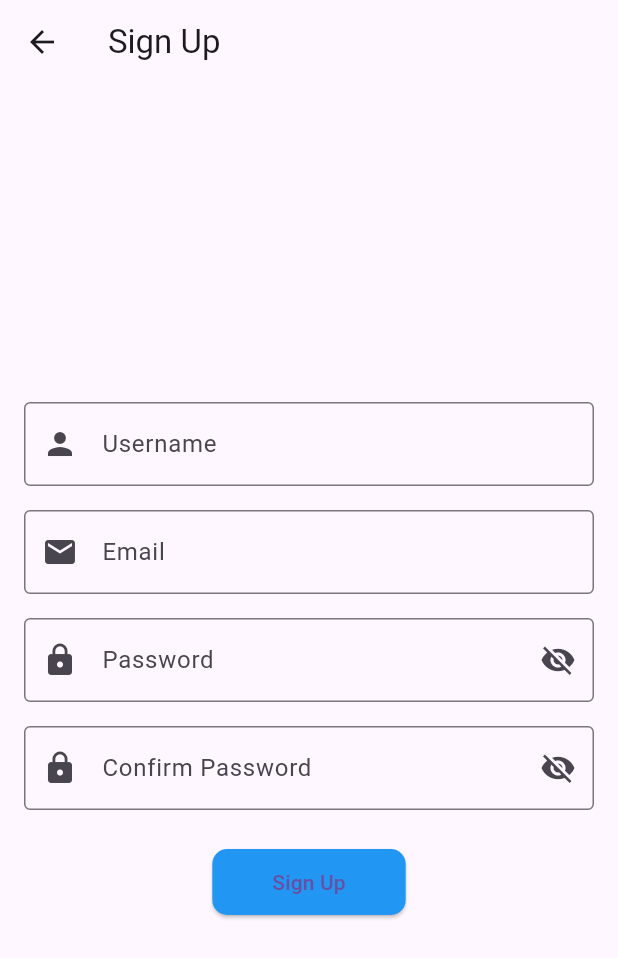
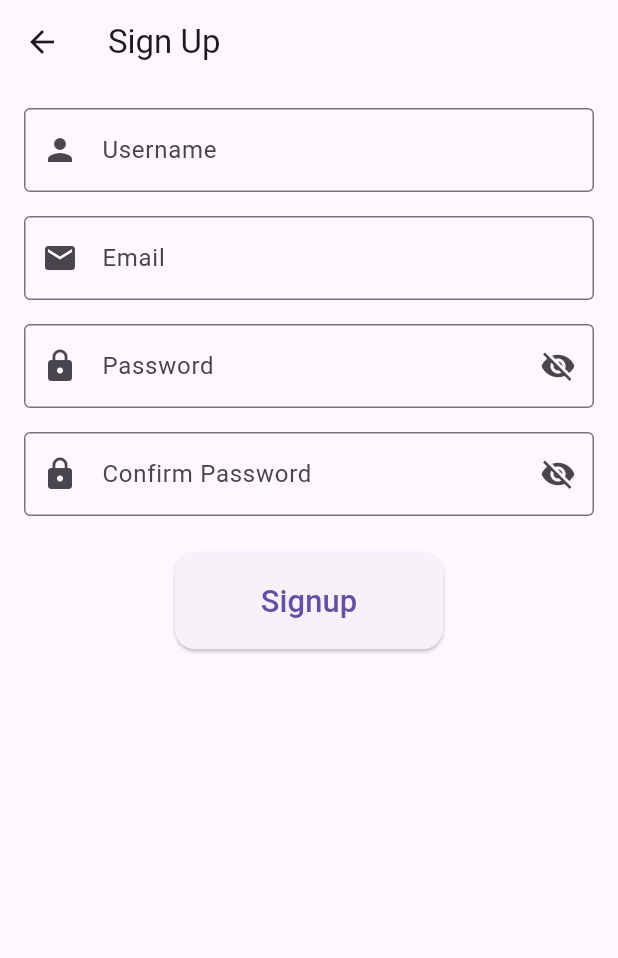
Before and after one commit to akfoorty7/Nepal-meds, a Flutter app: the screen it shows after launch, after a tap on "Sign Up", on a phone screen of 412 x 824 dp. Shown: the top 958 px of the screen. Run offline on Flutter 3.47's test engine with Material 3 defaults, Android fonts, the phone set to English and light mode, and no system bars; our stand-ins replace firebase_auth, firebase_core, flutter_screenutil, get; accounts and stored records are empty.

Commit message:
Changes made

```diff
--- a/lib/API/registration/AuthService.dart
+++ b/lib/API/registration/AuthService.dart
@@ -1,7 +1,9 @@
 import 'package:firebase_auth/firebase_auth.dart';
+import 'package:get/get.dart';
 
 class AuthService {
   final FirebaseAuth _auth = FirebaseAuth.instance;
+  var isLoading = false.obs;
 
   Future<String> signUp(String email, String password) async {
     try {
--- a/lib/UI/home/NewPage.dart
+++ /dev/null
@@ -1,15 +0,0 @@
-import 'package:flutter/material.dart';
-
-class HomePage extends StatelessWidget {
-  const HomePage({super.key});
-
-  @override
-  Widget build(BuildContext context) {
-    return Scaffold(
-      appBar: AppBar(
-        title: Text('Home'),
-      ),
-      body: Text('Welcome to home page'),
-    );
-  }
-}
--- /dev/null
+++ b/lib/UI/home/homepage.dart
@@ -0,0 +1,21 @@
+import 'package:flutter/material.dart';
+
+class HomePage extends StatelessWidget {
+  const HomePage({super.key});
+
+  @override
+  Widget build(BuildContext context) {
+    return Scaffold(
+        appBar: AppBar(
+          title: const Text('Home'),
+        ),
+        body: const Row(
+          children: [
+            Text(
+              'Welcome to Home Page',
+              style: TextStyle(fontSize: 14, fontWeight: FontWeight.bold),
+            ),
+          ],
+        ));
+  }
+}
--- a/lib/UI/login/signin.dart
+++ b/lib/UI/login/signin.dart
@@ -5,7 +5,7 @@ import 'package:get/get.dart';
 import 'package:nepalmeds/UI/login/signincontroller.dart';
 import '../../common widget/custom_text_form.dart';
 import '../../common widget/validators.dart';
-import '../signup/signup.dart';
+import '../signup/signup_view.dart';
 
 class SignInPage extends StatelessWidget{
   final _signinController = Get.put(SignInController());
--- a/lib/UI/login/signincontroller.dart
+++ b/lib/UI/login/signincontroller.dart
@@ -2,7 +2,7 @@ import 'package:flutter/material.dart';
 import 'package:get/get.dart';
 import 'package:nepalmeds/API/registration/AuthService.dart';
 
-import '../home/NewPage.dart';
+import '../home/homepage.dart';
 
 class SignInController extends GetxController {
   var email = ''.obs;
--- a/lib/UI/signup/signup.dart
+++ /dev/null
@@ -1,114 +0,0 @@
-import 'package:flutter/material.dart';
-import 'package:nepalmeds/UI/login/signin.dart';
-import '../../API/registration/AuthService.dart';
-
-class SignUpPage extends StatefulWidget {
-  @override
-  _SignUpPageState createState() => _SignUpPageState();
-}
-
-class _SignUpPageState extends State<SignUpPage> {
-  final TextEditingController usernameController = TextEditingController();
-  final TextEditingController _emailController = TextEditingController();
-  final TextEditingController _passwordController = TextEditingController();
-  final TextEditingController _confirmPasswordController = TextEditingController();
-  bool _passwordObscure = true;
-  bool _confirmPasswordObscure = true;
-
-  @override
-  Widget build(BuildContext context) {
-    return Scaffold(
-      appBar: AppBar(
-        title: Text('Sign Up'),
-      ),
-      body: Padding(
-        padding: EdgeInsets.all(16.0),
-        child: Column(
-          mainAxisAlignment: MainAxisAlignment.center,
-          children: <Widget>[
-            TextField(
-              controller: usernameController,
-              decoration: InputDecoration(
-                labelText: 'Username',
-                prefixIcon: Icon(Icons.person),
-                border: OutlineInputBorder(),
-              ),
-            ),
-            SizedBox(height: 16.0),
-            TextField(
-              controller: _emailController,
-              decoration: InputDecoration(
-                labelText: 'Email',
-                prefixIcon: Icon(Icons.email),
-                border: OutlineInputBorder(),
-              ),
-            ),
-            SizedBox(height: 16.0),
-            TextField(
-              controller: _passwordController,
-              obscureText: _passwordObscure,
-              decoration: InputDecoration(
-                labelText: 'Password',
-                prefixIcon: Icon(Icons.lock),
-                suffixIcon: IconButton(
-                  icon: Icon(_passwordObscure ? Icons.visibility_off : Icons.visibility),
-                  onPressed: () {
-                    setState(() {
-                      _passwordObscure = !_passwordObscure;
-                    });
-                  },
-                ),
-                border: OutlineInputBorder(),
-              ),
-            ),
-            SizedBox(height: 16.0),
-            TextField(
-              controller: _confirmPasswordController,
-              obscureText: _confirmPasswordObscure,
-              decoration: InputDecoration(
-                labelText: 'Confirm Password',
-                prefixIcon: Icon(Icons.lock),
-                suffixIcon: IconButton(
-                  icon: Icon(_confirmPasswordObscure ? Icons.visibility_off : Icons.visibility),
-                  onPressed: () {
-                    setState(() {
-                      _confirmPasswordObscure = !_confirmPasswordObscure;
-                    });
-                  },
-                ),
-                border: OutlineInputBorder(),
-              ),
-            ),
-            SizedBox(height: 24.0),
-            ElevatedButton(
-              onPressed: () async {
-                if (_passwordController.text != _confirmPasswordController.text) {
-                  ScaffoldMessenger.of(context).showSnackBar(SnackBar(content: Text("Passwords don't match")));
-                  return;
-                }
-
-                String result = await AuthService().signUp(_emailController.text, _passwordController.text, );
-
-                if (result == "Success") {
-                  Navigator.pushReplacement(context, MaterialPageRoute(builder: (context) => SignInPage()));
-                } else {
-                  ScaffoldMessenger.of(context).showSnackBar(SnackBar(content: Text("Sign Up Failed: $result")));
-                }
-              },
-              child: Padding(
-                padding: EdgeInsets.symmetric(vertical: 12.0, horizontal: 16.0),
-                child: Text('Sign Up'),
-              ),
-              style: ElevatedButton.styleFrom(
-                backgroundColor: Colors.blue,
-                shape: RoundedRectangleBorder(
-                  borderRadius: BorderRadius.circular(10.0),
-                ),
-              ),
-            ),
-          ],
-        ),
-      ),
-    );
-  }
-}
--- /dev/null
+++ b/lib/UI/signup/signup_controller.dart
@@ -0,0 +1,48 @@
+import 'package:flutter/material.dart';
+import 'package:get/get.dart';
+import 'package:nepalmeds/API/registration/AuthService.dart';
+import 'package:nepalmeds/UI/signup/signup_view.dart';
+
+import '../login/signin.dart';
+
+class SignUpController extends GetxController {
+
+  var username =''.obs;
+  var email =''.obs;
+  var password =''.obs;
+  var confirmpassword =''.obs;
+  var passwordObscure = true.obs;
+  var confirmPasswordObscure = true.obs;
+
+
+  final usernameController = TextEditingController();
+  final emailController = TextEditingController();
+  final passwordController = TextEditingController();
+  final confirmPasswordController = TextEditingController();
+
+
+  void togglePasswordObscure() {
+    passwordObscure.value = !passwordObscure.value;
+  }
+
+  void toggleConfirmPasswordObscure() {
+    confirmPasswordObscure.value = !confirmPasswordObscure.value;
+  }
+
+  Future<String> signUp() async {
+
+    String result = await AuthService().signUp(emailController.text, passwordController.text);
+    if (result == "Success") {
+      Get.snackbar('Login Success', ' Welcome!, ${emailController.text}');
+      Get.to(SignUpPage());
+    } else {
+      Get.snackbar('Login Failed', 'Try agian');
+    }
+    return result;
+
+  }
+
+  void navigateToSignInPage() {
+    Get.to(()=>SignInPage());
+  }
+}
--- /dev/null
+++ b/lib/UI/signup/signup_view.dart
@@ -0,0 +1,110 @@
+import 'package:flutter/material.dart';
+import 'package:flutter_screenutil/flutter_screenutil.dart';
+import 'package:get/get.dart';
+import 'package:nepalmeds/UI/login/signin.dart';
+import 'package:nepalmeds/common%20widget/validators.dart';
+
+import 'signup_controller.dart';
+
+class SignUpPage extends StatelessWidget {
+  final _signupController = Get.put(SignUpController());
+  final _formKey = GlobalKey<FormState>();
+  @override
+  Widget build(BuildContext context) {
+    return Scaffold(
+      appBar: AppBar(
+        title: Text('Sign Up'),
+      ),
+      body: Padding(
+        padding: EdgeInsets.all(16.0),
+        child: Form(
+          key: _formKey,
+          child: SingleChildScrollView(
+            child: Column(
+              mainAxisAlignment: MainAxisAlignment.center,
+              children: [
+                TextFormField(
+                  controller: _signupController.usernameController,
+                  validator: Validators.validateNotEmpty,
+                  decoration: InputDecoration(
+                    labelText: 'Username',
+                    prefixIcon: Icon(Icons.person),
+                    border: OutlineInputBorder(),
+                  ),
+                ),
+                SizedBox(height: 16.0),
+                TextFormField(
+                  controller: _signupController.emailController,
+                  validator: Validators.validateEmail,
+                  decoration: InputDecoration(
+                    labelText: 'Email',
+                    prefixIcon: Icon(Icons.email),
+                    border: OutlineInputBorder(),
+                  ),
+                ),
+                SizedBox(height: 16.0),
+                Obx((){
+                  return TextFormField(
+                    controller: _signupController.passwordController,
+                    obscureText: _signupController.passwordObscure.value,
+                    validator: (value) => Validators.validatepassword(value),
+                    decoration: InputDecoration(
+                      labelText: 'Password',
+                      prefixIcon: Icon(Icons.lock),
+                      suffixIcon: IconButton(
+                        icon: Icon(_signupController.passwordObscure.value ? Icons.visibility_off : Icons.visibility),
+                        onPressed: _signupController.togglePasswordObscure,
+                      ),
+                      border: OutlineInputBorder(),
+                    ),
+                  );
+                }),
+                SizedBox(height: 16.0),
+                Obx((){
+                  return TextFormField(
+                    controller: _signupController.confirmPasswordController,
+                    obscureText: _signupController.confirmPasswordObscure.value,
+                    validator: (value) => Validators.validatePasswordMatch(
+                        _signupController.passwordController.text,
+                        value),
+                    decoration: InputDecoration(
+                      labelText: 'Confirm Password',
+                      prefixIcon: Icon(Icons.lock),
+                      suffixIcon: IconButton(
+                        icon: Icon(
+                            _signupController.confirmPasswordObscure.value ? Icons.visibility_off : Icons.visibility),
+                        onPressed: _signupController.toggleConfirmPasswordObscure,
+                      ),
+                      border: OutlineInputBorder(),
+                    ),
+                  );
+                }),
+                SizedBox(height: 24.0),
+                Center(
+                  child: ElevatedButton(
+                      onPressed: () {
+                        if (_formKey.currentState!.validate()) {
+                          _signupController.signUp();
+                        }
+                      },
+                      style: ElevatedButton.styleFrom(
+                        padding: EdgeInsets.symmetric(
+                            horizontal: 50.w, vertical: 15.h),
+                        shape: RoundedRectangleBorder(
+                          borderRadius: BorderRadius.circular(12.r),
+                        ),
+                      ),
+                      child: Text(
+                        'Signup',
+                        style: TextStyle(fontSize: 18.sp),
+                      ),
+                    ),
+                ),
+              ]
+            ),
+          ),
+        ),
+      ),
+    );
+  }
+}
--- a/lib/common widget/custom_text_form.dart
+++ b/lib/common widget/custom_text_form.dart
@@ -14,7 +14,8 @@ class CustomTextField extends StatefulWidget {
     required this.prefixIcon,
     required this.validator,
     this.obscureText = false,
-    this.suffixIcon, required InputDecoration decoration,
+    this.suffixIcon,
+    required InputDecoration decoration,
   });
 
   @override
--- a/lib/common widget/validators.dart
+++ b/lib/common widget/validators.dart
@@ -40,6 +40,7 @@ class Validators {
     }
     return null;
   }
+
   static String? validatepassword(String? value) {
     if (value == null || value.trim().isEmpty) {
       return 'Cannot leave empty';
--- a/lib/main.dart
+++ b/lib/main.dart
@@ -4,6 +4,7 @@ import 'package:flutter/material.dart';
 import 'package:flutter_screenutil/flutter_screenutil.dart';
 import 'package:get/get.dart';
 import 'package:nepalmeds/UI/login/signin.dart';
+
 late final FirebaseApp app;
 late final FirebaseAuth auth;
 
@@ -11,10 +12,11 @@ Future<void> main() async {
   WidgetsFlutterBinding.ensureInitialized();
   app = await Firebase.initializeApp();
   auth = FirebaseAuth.instanceFor(app: app);
-  runApp(NepalMeds());
+  runApp(const MyApp());
 }
-class NepalMeds extends StatelessWidget {
-  const NepalMeds({super.key});
+
+class MyApp extends StatelessWidget {
+  const MyApp({super.key});
 
   @override
   Widget build(BuildContext context) {
@@ -22,6 +24,7 @@ class NepalMeds extends StatelessWidget {
       designSize: const Size(360, 690),
       builder: (context, child) {
         return GetMaterialApp(
+          debugShowCheckedModeBanner: false,
           home: SignInPage(),
         );
       },
```
